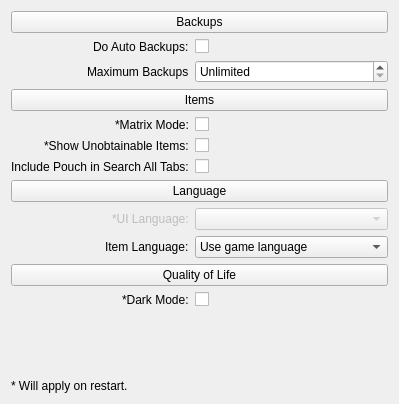
EnderHDMC/MHWISaveEditor, file gui/settings/settingsui.ui: the form before one commit.
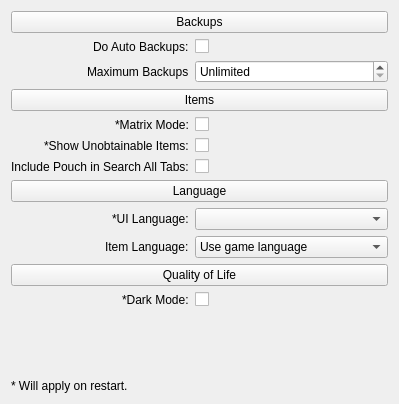
The form after the commit.

What changed in the file:
```diff
--- a/gui/settings/settingsui.ui
+++ b/gui/settings/settingsui.ui
@@ -112,9 +112,6 @@
    </item>
    <item row="10" column="0">
     <widget class="QLabel" name="lblUILanguage">
-     <property name="enabled">
-      <bool>false</bool>
-     </property>
      <property name="text">
       <string comment="The language the Editor UI will show in.">*UI Language:</string>
      </property>
@@ -122,9 +119,6 @@
    </item>
    <item row="10" column="1">
     <widget class="QComboBox" name="cmbUILanguage">
-     <property name="enabled">
-      <bool>false</bool>
-     </property>
      <property name="placeholderText">
       <string comment="Appears when no UI translations are loaded.">No Translations</string>
      </property>
```
